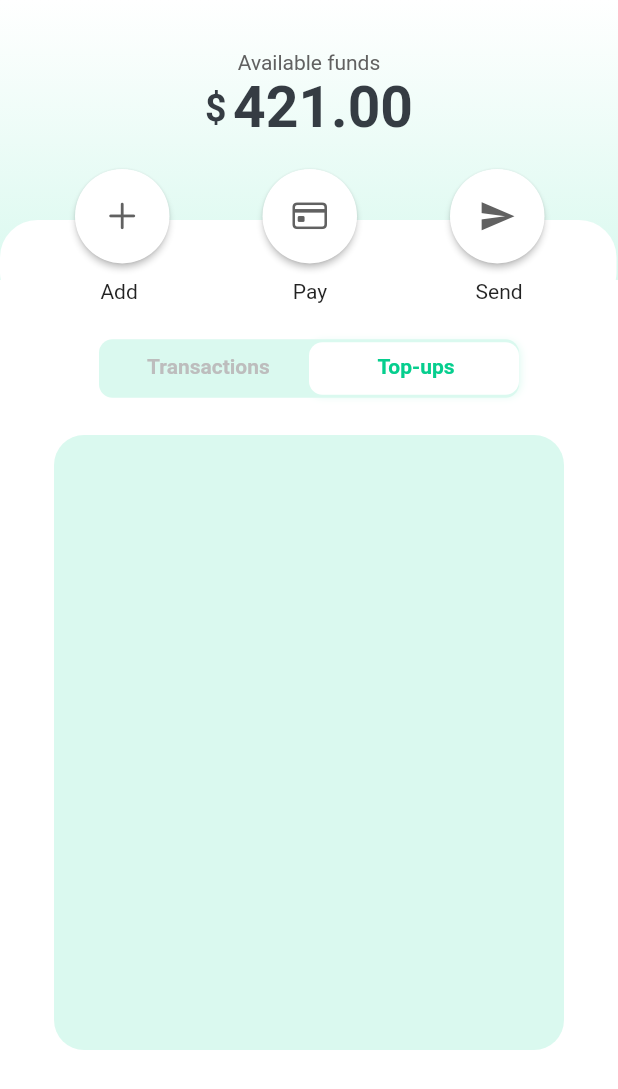
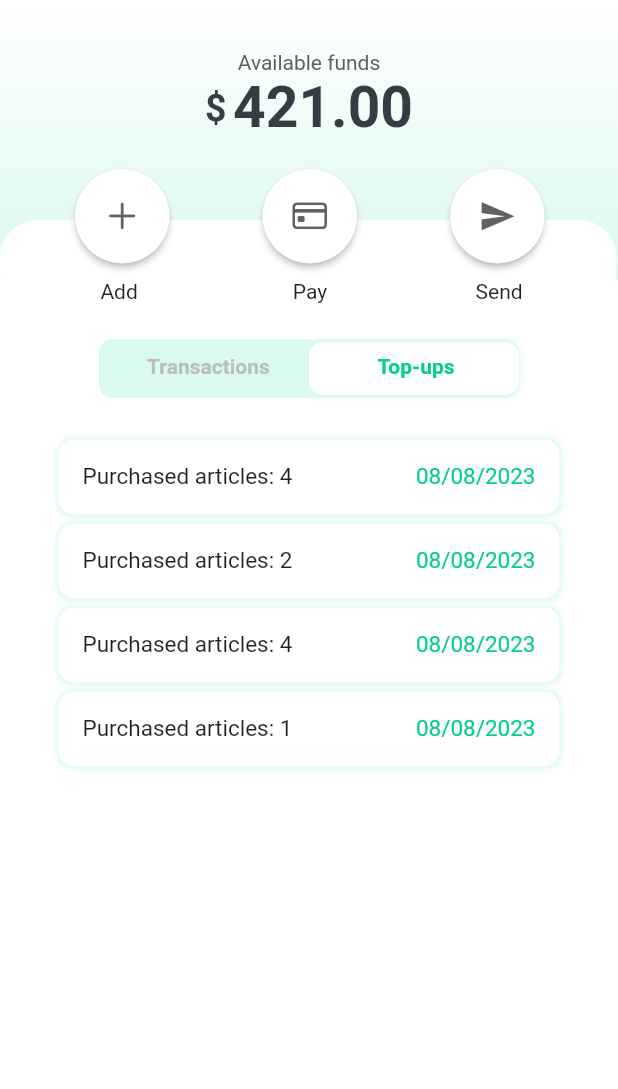
Before and after one commit to YesserBs/e-commerce, a Flutter app: the WalletPage screen opened directly, on a phone screen of 412 x 824 dp. Shown: the top 1089 px of the screen. Run offline on Flutter 3.47's test engine with Material 2 defaults, Android fonts, the phone set to English and light mode, and no system bars; our stand-ins replace cloud_firestore, firebase_auth, firebase_core, flutter_keyboard_visibility, flutter_screenutil, font_awesome_flutter and 2 more; accounts and stored records are empty.

Commit message:
+List of static transactions

```diff
--- a/lib/view/cart/cart_page.dart
+++ b/lib/view/cart/cart_page.dart
@@ -23,7 +23,18 @@ class CartPage extends StatelessWidget {
       child: Scaffold(
         body: Padding(
           padding: EdgeInsets.all(20.0),
-          child: Center(
+          child: Stack(
+            children: [
+              Column(
+                children: [
+                  Expanded(
+                    child: Container(
+                      color: Colors.red,
+                    ),
+                  ),
+                ],
+              ),
+              Positioned(
                 child: Column(
                   mainAxisAlignment: MainAxisAlignment.center,
                   children: [
@@ -188,6 +199,8 @@ class CartPage extends StatelessWidget {
                   ],
                 ),
               ),
+            ],
+          ),
         ),
       ),
     );
--- a/lib/view/wallet/wallet_page.dart
+++ b/lib/view/wallet/wallet_page.dart
@@ -6,6 +6,8 @@ import 'package:myproj/config/configuration.dart';
 import 'package:myproj/custom/cToggleButton.dart';
 
 class WalletPage extends StatelessWidget {
+  final yourList = ["Purchased articles: 4", "Purchased articles: 2", "Purchased articles: 4", "Purchased articles: 1"];
+
   @override
   Widget build(BuildContext context) {
     return SafeArea(
@@ -152,10 +154,46 @@ class WalletPage extends StatelessWidget {
               height: 410,
               width: 340,
               decoration: BoxDecoration(
-                borderRadius: BorderRadius.circular(20),
-                color: config.lightPrimaryColor,
+                borderRadius: BorderRadius.circular(15),
+                //color: config.lightRed,
+              ),
+              child: ListView.builder(
+                itemCount: yourList.length, // Replace with the actual number of elements in your list
+                itemBuilder: (BuildContext context, int index) {
+                  return Container(
+                    margin: EdgeInsets.symmetric(vertical: 3, horizontal: 3),
+                    padding: EdgeInsets.all(16),
+                    decoration: BoxDecoration(
+                      borderRadius: BorderRadius.circular(10),
+                      color: Colors.white,boxShadow: [
+                      BoxShadow(
+                        color: config.lightPrimaryColor, // Shadow color
+                        spreadRadius: 1, // How much the shadow spreads
+                        blurRadius: 2,   // The blur effect of the shadow
+                        offset: Offset(0.5, 0.5), // Offset in x and y direction
+                      ),
+                    ],
+
+                    ),
+                    child: Row(
+                      mainAxisAlignment: MainAxisAlignment.spaceBetween,
+                      children: [
+                        Text(
+                          yourList[index], // Replace with your actual data
+                          style: TextStyle(fontSize: 15, ),
+                        ),
+                        Text(
+                          "08/08/2023", // Replace with your actual data
+                          style: TextStyle(fontSize: 15, color: config.primaryColor),
+                        ),
+                      ],
+                    ),
+                  );
+                },
               ),
             )
+
+
 
           ],
         ),
```
Lines whose indentation alone changed are shown as unchanged.
